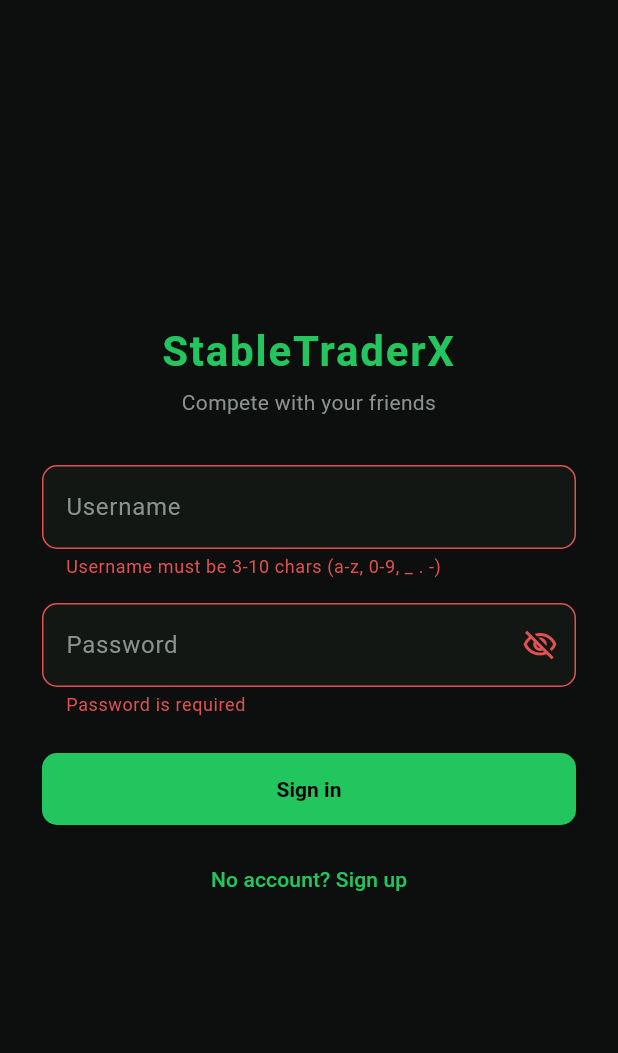
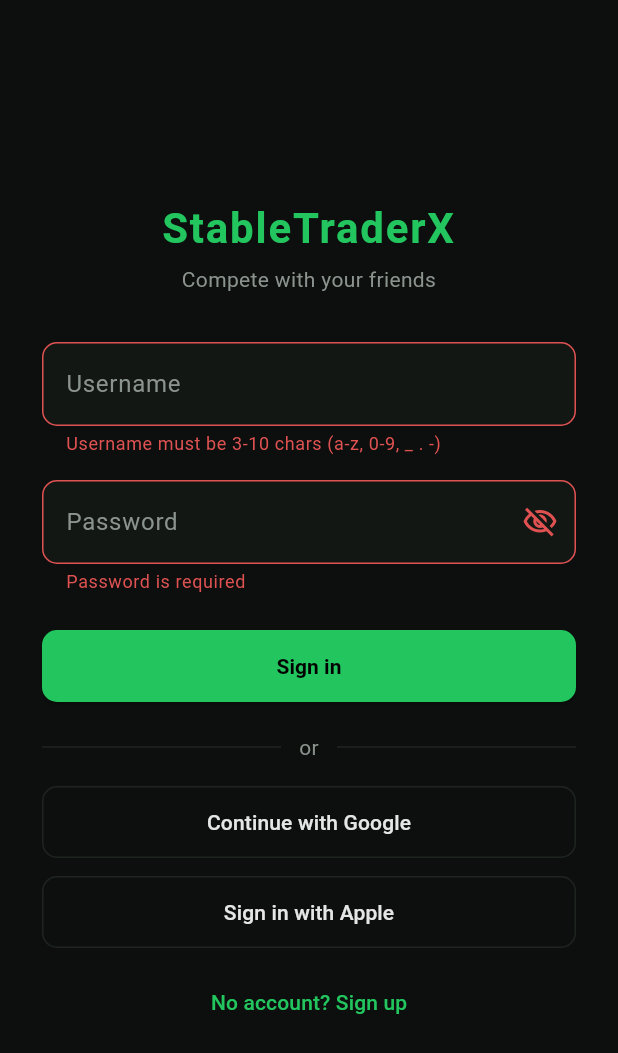
Before and after one commit to stabletraderx/stabletraderx-compete, a Flutter app: the screen it shows after launch, after a tap on "Sign in", on a phone screen of 412 x 824 dp. Shown: the top 1053 px of the screen. Run offline on Flutter 3.47's test engine with Material 3 defaults, Android fonts, the phone set to English and light mode, and no system bars; our stand-ins replace app_links, flutter_secure_storage, shared_preferences; network calls fail.

Commit message:
checkpoint: deep-link service + manifest/pubspec wiring (pre parity-mirror)

```diff
--- a/lib/main.dart
+++ b/lib/main.dart
@@ -4,6 +4,7 @@ import 'api/api_client.dart';
 import 'screens/lobby_screen.dart';
 import 'screens/login_screen.dart';
 import 'services/auth_service.dart';
+import 'services/deep_link_service.dart';
 
 /// Brand palette — dark terminal aesthetic, green = profit/direction, red =
 /// losses. Values mirror the shipped web frontend.
@@ -108,11 +109,20 @@ class _RootState extends State<Root> {
   final AuthService _auth = AuthService();
   bool _loading = true;
   String? _username;
+  DeepLinkIntent? _initialIntent;
 
   @override
   void initState() {
     super.initState();
     _bootstrap();
+    _captureInitialLink();
+  }
+
+  Future<void> _captureInitialLink() async {
+    final intent = await DeepLinkService().initial();
+    if (intent != null && mounted) {
+      setState(() => _initialIntent = intent);
+    }
   }
 
   Future<void> _bootstrap() async {
@@ -136,7 +146,10 @@ class _RootState extends State<Root> {
     await _auth.logout();
     _api.token = null;
     if (!mounted) return;
-    setState(() => _username = null);
+    setState(() {
+      _username = null;
+      _initialIntent = null;
+    });
   }
 
   @override
@@ -149,6 +162,6 @@ class _RootState extends State<Root> {
     if (_username == null) {
       return LoginScreen(api: _api, auth: _auth, onAuthed: _onAuthed);
     }
-    return LobbyScreen(api: _api, username: _username!, onLogout: _logout);
+    return LobbyScreen(api: _api, username: _username!, onLogout: _logout, initialIntent: _initialIntent);
   }
 }
--- a/lib/screens/login_screen.dart
+++ b/lib/screens/login_screen.dart
@@ -61,6 +61,14 @@ class _LoginScreenState extends State<LoginScreen> {
     } finally {
       if (mounted) setState(() => _busy = false);
     }
+  }
+
+  // Scaffold placeholder — becomes the real OAuth handoff once Google/Apple
+  // client IDs are wired (see oauth-auth edge function stub).
+  void _socialSoon(String provider) {
+    ScaffoldMessenger.of(context).showSnackBar(
+      SnackBar(content: Text('$provider sign-in is coming soon.')),
+    );
   }
 
   @override
@@ -165,6 +173,42 @@ class _LoginScreenState extends State<LoginScreen> {
                             )
                           : Text(_signup ? 'Create account' : 'Sign in'),
                     ),
+                    const SizedBox(height: 20),
+                    Row(
+                      children: const [
+                        Expanded(child: Divider(color: AppColors.line)),
+                        Padding(
+                          padding: EdgeInsets.symmetric(horizontal: 12),
+                          child:
+                              Text('or', style: TextStyle(color: AppColors.dim)),
+                        ),
+                        Expanded(child: Divider(color: AppColors.line)),
+                      ],
+                    ),
+                    const SizedBox(height: 16),
+                    OutlinedButton(
+                      onPressed: _busy ? null : () => _socialSoon('Google'),
+                      style: OutlinedButton.styleFrom(
+                        foregroundColor: AppColors.ink,
+                        side: const BorderSide(color: AppColors.line),
+                        minimumSize: const Size.fromHeight(48),
+                        shape: RoundedRectangleBorder(
+                            borderRadius: BorderRadius.circular(10)),
+                      ),
+                      child: const Text('Continue with Google'),
+                    ),
+                    const SizedBox(height: 12),
+                    OutlinedButton(
+                      onPressed: _busy ? null : () => _socialSoon('Apple'),
+                      style: OutlinedButton.styleFrom(
+                        foregroundColor: AppColors.ink,
+                        side: const BorderSide(color: AppColors.line),
+                        minimumSize: const Size.fromHeight(48),
+                        shape: RoundedRectangleBorder(
+                            borderRadius: BorderRadius.circular(10)),
+                      ),
+                      child: const Text('Sign in with Apple'),
+                    ),
                     const SizedBox(height: 12),
                     TextButton(
                       onPressed: _busy
--- /dev/null
+++ b/lib/services/deep_link_service.dart
@@ -0,0 +1,63 @@
+import 'dart:async';
+
+import 'package:app_links/app_links.dart';
+import 'package:flutter/foundation.dart';
+
+/// A parsed deep-link intent: either a Quick Start join or a join-by-code.
+/// Mirrors compete.html's `enterApp()` handling of `?quickstart=1` / `?c=CODE`.
+class DeepLinkIntent {
+  const DeepLinkIntent.quickstart() : quickstart = true, inviteCode = null;
+  const DeepLinkIntent.invite(String code)
+      : quickstart = false,
+        inviteCode = code;
+
+  final bool quickstart;
+  final String? inviteCode;
+}
+
+/// Parse `https://compete.stabletraderx.com/?quickstart=1` and `.../?c=CODE`.
+DeepLinkIntent? parseDeepLink(Uri uri) {
+  try {
+    final qs = uri.queryParameters;
+    if (qs['quickstart'] == '1' || uri.path.contains('quickstart')) {
+      return const DeepLinkIntent.quickstart();
+    }
+    final code = qs['c'];
+    if (code != null && code.trim().isNotEmpty) {
+      return DeepLinkIntent.invite(code.trim().toUpperCase());
+    }
+  } catch (_) {}
+  return null;
+}
+
+/// Thin wrapper over app_links. No-ops on web (the plugin has no web backend);
+/// cold-start links via [initial], warm links via [listen].
+class DeepLinkService {
+  final AppLinks _appLinks = AppLinks();
+  StreamSubscription<Uri>? _sub;
+
+  /// The link that launched the app (cold start), if it was a deep link.
+  Future<DeepLinkIntent?> initial() async {
+    if (kIsWeb) return null;
+    try {
+      final uri = await _appLinks.getInitialLink();
+      return uri == null ? null : parseDeepLink(uri);
+    } catch (_) {
+      return null;
+    }
+  }
+
+  /// Links arriving while the app is already running.
+  void listen(void Function(DeepLinkIntent intent) onIntent) {
+    if (kIsWeb) return;
+    _sub ??= _appLinks.uriLinkStream.listen((uri) {
+      final i = parseDeepLink(uri);
+      if (i != null) onIntent(i);
+    }, onError: (_) {});
+  }
+
+  void dispose() {
+    _sub?.cancel();
+    _sub = null;
+  }
+}
--- a/pubspec.yaml
+++ b/pubspec.yaml
@@ -13,6 +13,7 @@ dependencies:
   http: ^1.2.0
   flutter_secure_storage: ^9.0.0
   shared_preferences: ^2.3.0
+  app_links: ^6.0.0
 
 dev_dependencies:
   flutter_test:
```
Also changed, not shown: lib/screens/lobby_screen.dart (+28 -0 lines), pubspec.lock, 1 other file.
